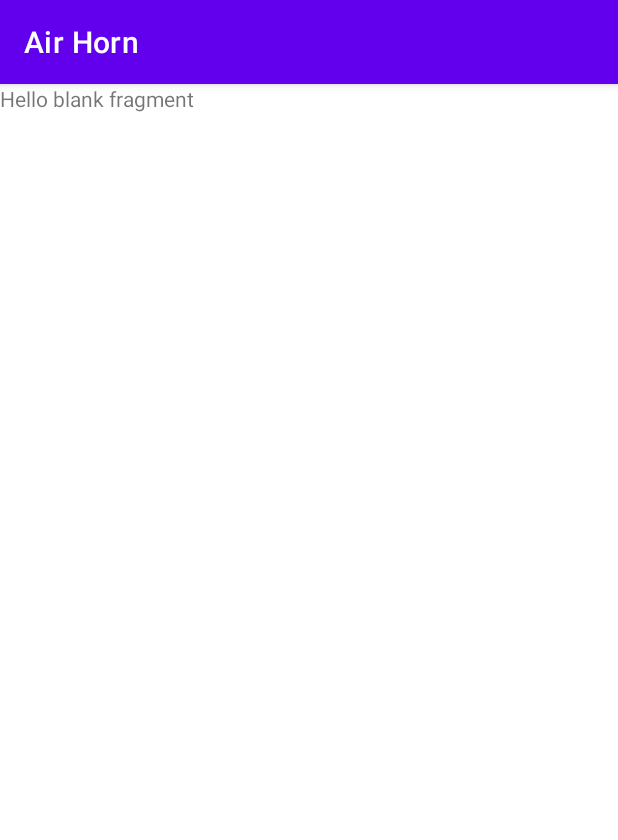
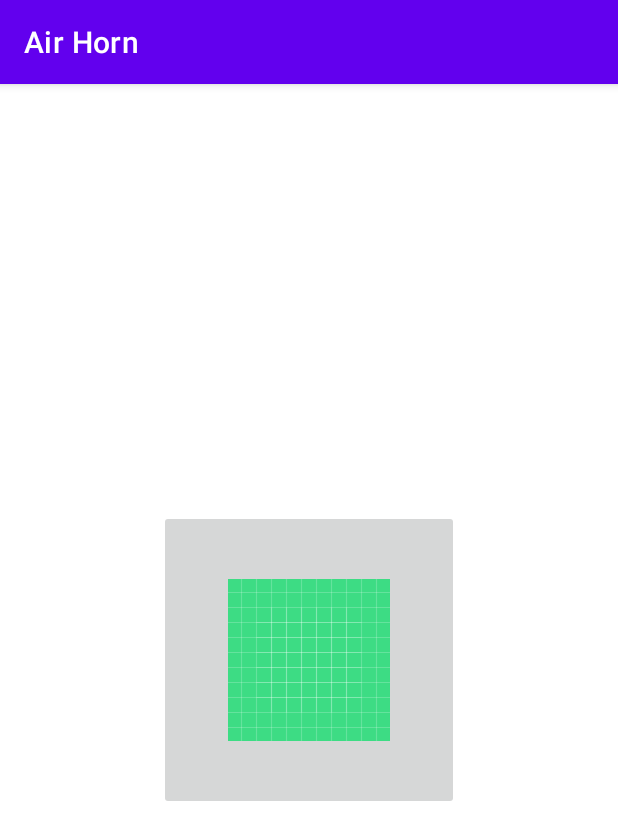
Before and after one commit to Helaluzzaman/AirHorn, an Android app: the screen it shows after launch (MainActivity), on a phone screen of 412 x 824 dp. Shown: the top 840 px of the screen. Run offline under Robolectric (Android 15) with nearby library versions, the light colour scheme and no system bars.

Commit message:
image button action up and down working

```diff
--- a/app/src/main/java/com/hbsoft/airhorn/HomeFragment.kt
+++ /dev/null
@@ -1,59 +0,0 @@
-package com.hbsoft.airhorn
-
-import android.os.Bundle
-import androidx.fragment.app.Fragment
-import android.view.LayoutInflater
-import android.view.View
-import android.view.ViewGroup
-
-// TODO: Rename parameter arguments, choose names that match
-// the fragment initialization parameters, e.g. ARG_ITEM_NUMBER
-private const val ARG_PARAM1 = "param1"
-private const val ARG_PARAM2 = "param2"
-
-/**
- * A simple [Fragment] subclass.
- * Use the [HomeFragment.newInstance] factory method to
- * create an instance of this fragment.
- */
-class HomeFragment : Fragment() {
-    // TODO: Rename and change types of parameters
-    private var param1: String? = null
-    private var param2: String? = null
-
-    override fun onCreate(savedInstanceState: Bundle?) {
-        super.onCreate(savedInstanceState)
-        arguments?.let {
-            param1 = it.getString(ARG_PARAM1)
-            param2 = it.getString(ARG_PARAM2)
-        }
-    }
-
-    override fun onCreateView(
-        inflater: LayoutInflater, container: ViewGroup?,
-        savedInstanceState: Bundle?
-    ): View? {
-        // Inflate the layout for this fragment
-        return inflater.inflate(R.layout.fragment_home, container, false)
-    }
-
-    companion object {
-        /**
-         * Use this factory method to create a new instance of
-         * this fragment using the provided parameters.
-         *
-         * @param param1 Parameter 1.
-         * @param param2 Parameter 2.
-         * @return A new instance of fragment HomeFragment.
-         */
-        // TODO: Rename and change types and number of parameters
-        @JvmStatic
-        fun newInstance(param1: String, param2: String) =
-            HomeFragment().apply {
-                arguments = Bundle().apply {
-                    putString(ARG_PARAM1, param1)
-                    putString(ARG_PARAM2, param2)
-                }
-            }
-    }
-}
--- /dev/null
+++ b/app/src/main/java/com/hbsoft/airhorn/fragments/HomeFragment.kt
@@ -0,0 +1,44 @@
+package com.hbsoft.airhorn.fragments
+
+import android.os.Bundle
+import android.util.Log
+import androidx.fragment.app.Fragment
+import android.view.LayoutInflater
+import android.view.MotionEvent
+import android.view.View
+import android.view.ViewGroup
+import android.widget.Button
+import android.widget.ImageButton
+import android.widget.Toast
+import com.hbsoft.airhorn.R
+
+const val TAG = "button"
+
+class HomeFragment : Fragment(), View.OnTouchListener {
+    lateinit var button: ImageButton
+    override fun onCreateView(
+        inflater: LayoutInflater, container: ViewGroup?,
+        savedInstanceState: Bundle?
+    ): View? {
+        val view =  inflater.inflate(R.layout.fragment_home, container, false)
+        button = view.findViewById(R.id.b_press)
+        button.setOnTouchListener(this)
+        return view
+    }
+
+    override fun onTouch(v: View?, event: MotionEvent?): Boolean {
+        when(event?.action){
+            MotionEvent.ACTION_DOWN -> {
+                Toast.makeText(requireContext(), "started down", Toast.LENGTH_SHORT).show()
+                Log.i(TAG, "onTouch: action down")
+                return false
+            }
+            MotionEvent.ACTION_UP ->{
+                Log.i(TAG, "onTouch: action up")
+                Toast.makeText(requireContext(), "started up", Toast.LENGTH_SHORT).show()
+                return false
+            }
+            else -> return false
+        }
+    }
+}
--- a/app/src/main/res/layout/fragment_home.xml
+++ b/app/src/main/res/layout/fragment_home.xml
@@ -1,14 +1,20 @@
 <?xml version="1.0" encoding="utf-8"?>
-<FrameLayout xmlns:android="http://schemas.android.com/apk/res/android"
+<androidx.constraintlayout.widget.ConstraintLayout xmlns:android="http://schemas.android.com/apk/res/android"
+    xmlns:app="http://schemas.android.com/apk/res-auto"
     xmlns:tools="http://schemas.android.com/tools"
     android:layout_width="match_parent"
-    android:layout_height="match_parent"
-    tools:context=".HomeFragment">
+    android:layout_height="match_parent">
 
-    <!-- TODO: Update blank fragment layout -->
-    <TextView
-        android:layout_width="match_parent"
-        android:layout_height="match_parent"
-        android:text="@string/hello_blank_fragment" />
+    <ImageButton
+        android:id="@+id/b_press"
+        android:layout_width="200dp"
+        android:layout_height="200dp"
+        android:src="@drawable/ic_launcher_background"
+        app:layout_constraintBottom_toBottomOf="parent"
+        app:layout_constraintEnd_toEndOf="parent"
+        app:layout_constraintHorizontal_bias="0.5"
+        app:layout_constraintStart_toStartOf="parent"
+        app:layout_constraintTop_toTopOf="parent" />
 
-</FrameLayout>
+
+</androidx.constraintlayout.widget.ConstraintLayout>
--- a/app/src/main/res/navigation/navigation.xml
+++ b/app/src/main/res/navigation/navigation.xml
@@ -7,7 +7,7 @@
 
     <fragment
         android:id="@+id/homeFragment"
-        android:name="com.hbsoft.airhorn.HomeFragment"
+        android:name="com.hbsoft.airhorn.fragments.HomeFragment"
         android:label="fragment_home"
         tools:layout="@layout/fragment_home" />
 </navigation>
```
Also changed, not shown: 2 other files.
